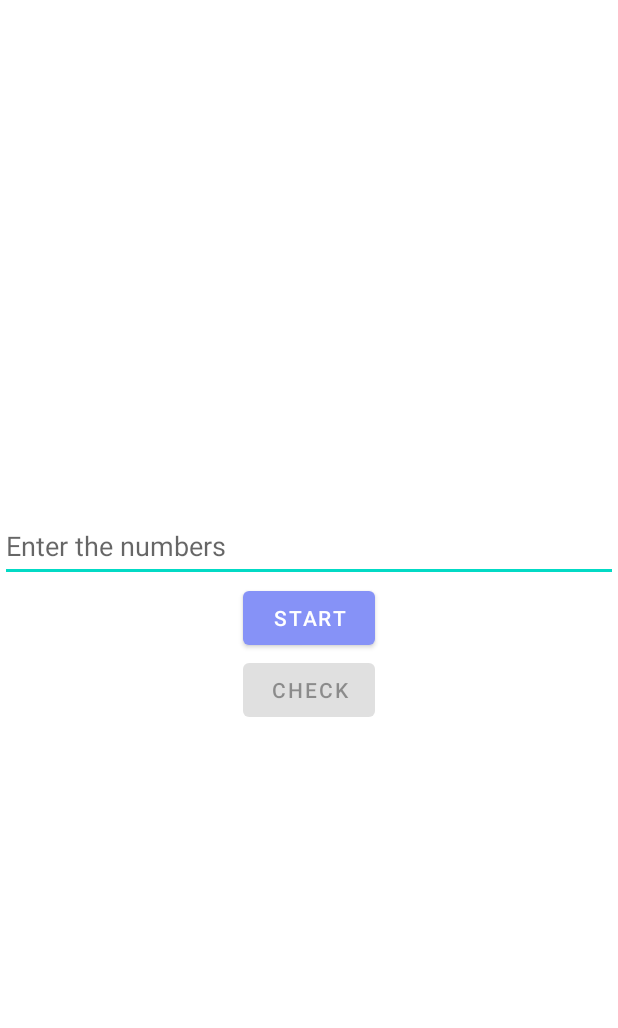
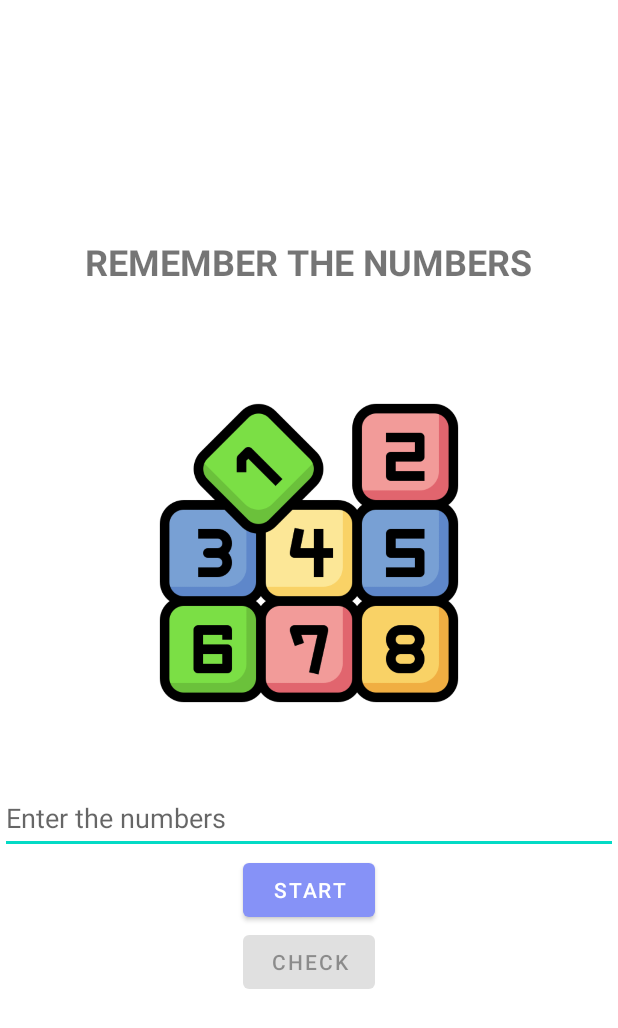
Before and after one commit to ernykt/CMP2004, an Android app: the RememberBackwardsActivity screen opened directly, with no data from a screen before it, on a phone screen of 412 x 824 dp. Shown: the top 1028 px of the screen. Run offline under Robolectric (Android 15) with nearby library versions, the phone set to English and light mode, and no system bars.

Commit message:
latest version

```diff
--- a/app/src/main/res/layout/activity_follow_ball.xml
+++ b/app/src/main/res/layout/activity_follow_ball.xml
@@ -6,12 +6,13 @@
     tools:context="FollowBallActivity">
 
     <ImageView
+        android:layout_marginTop="20dp"
         android:id="@+id/ballImageView"
         android:layout_width="64dp"
         android:layout_height="64dp"
+        android:src="@drawable/baby"
         android:contentDescription="ball"
-        android:scaleType="centerCrop"
-        android:src="@drawable/baby" />
+        android:scaleType="centerCrop" />
 
     <TextView
         android:id="@+id/score_text_view"
--- a/app/src/main/res/layout/activity_main.xml
+++ b/app/src/main/res/layout/activity_main.xml
@@ -57,7 +57,7 @@
                                 android:layout_height="match_parent"
                                 android:layout_gravity="center"
                                 android:paddingLeft="1.1in"
-                                android:text="Click to Learn Months"
+                                android:text="Learn Months"
                                 android:textColor="@color/purple_700"
                                 android:textSize="23sp"
                                 android:textStyle="bold" />
@@ -85,7 +85,7 @@
                                 android:layout_height="match_parent"
                                 android:layout_gravity="center"
                                 android:paddingLeft="1.1in"
-                                android:text="Click to Learn Days"
+                                android:text="Learn Days"
                                 android:textColor="@color/purple_700"
                                 android:textSize="23sp"
                                 android:textStyle="bold" />
@@ -112,7 +112,7 @@
                                 android:layout_height="match_parent"
                                 android:layout_gravity="center"
                                 android:paddingLeft="1.1in"
-                                android:text="Learn Weathers"
+                                android:text="Learn Seasons"
                                 android:textColor="@color/purple_700"
                                 android:textSize="23sp"
                                 android:textStyle="bold" />
--- a/app/src/main/res/layout/activity_play_multiplication.xml
+++ b/app/src/main/res/layout/activity_play_multiplication.xml
@@ -37,7 +37,9 @@
         android:layout_marginTop="16dp"
         android:inputType="number"
         android:minWidth="48dp"
-        android:minHeight="48dp" />
+        android:minHeight="48dp"
+        android:layout_centerHorizontal="true"
+        />
 
     <Button
         android:id="@+id/checkButton"
--- a/app/src/main/res/layout/activity_remember_numbers.xml
+++ b/app/src/main/res/layout/activity_remember_numbers.xml
@@ -15,6 +15,21 @@
         android:textSize="24sp"
         android:textStyle="bold"
         android:visibility="gone" />
+    <TextView
+        android:layout_width="wrap_content"
+        android:layout_height="wrap_content"
+        android:textSize="24sp"
+        android:textStyle="bold"
+        android:text="REMEMBER THE NUMBERS"
+        android:layout_marginBottom="75dp"
+        />
+
+    <ImageView
+        android:layout_width="wrap_content"
+        android:layout_height="205dp"
+        android:src="@drawable/numbers"
+        android:layout_marginBottom="50dp"/>
+
 
     <EditText
         android:id="@+id/numberInput"
--- a/app/src/main/res/layout/toolbar.xml
+++ b/app/src/main/res/layout/toolbar.xml
@@ -21,6 +21,4 @@
         android:textSize="20dp"
         android:layout_margin="12dp"
         android:textColor="@color/white"/>
-
-
 </LinearLayout>
```
Also changed, not shown: app/src/main/java/com/example/a2004project/MainActivity.java (+51 -1 lines), app/src/main/res/layout/activity_remeber_backwards.xml (+16 -1 lines), app/src/main/res/layout/nav_drawer.xml (+17 -0 lines).
